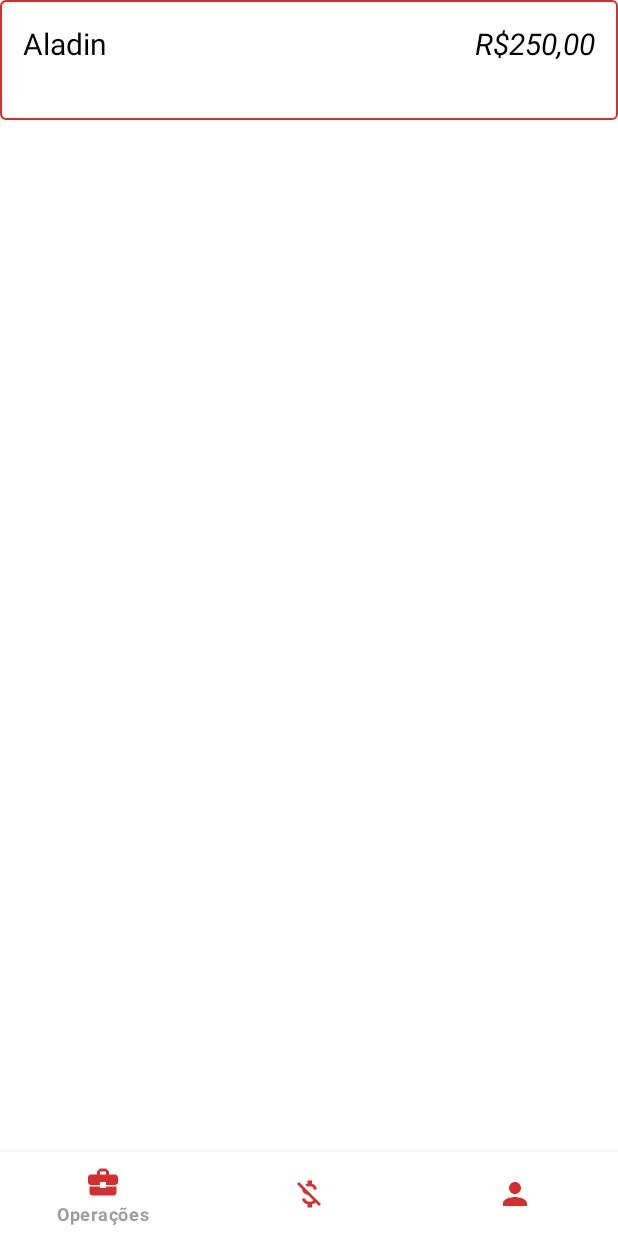
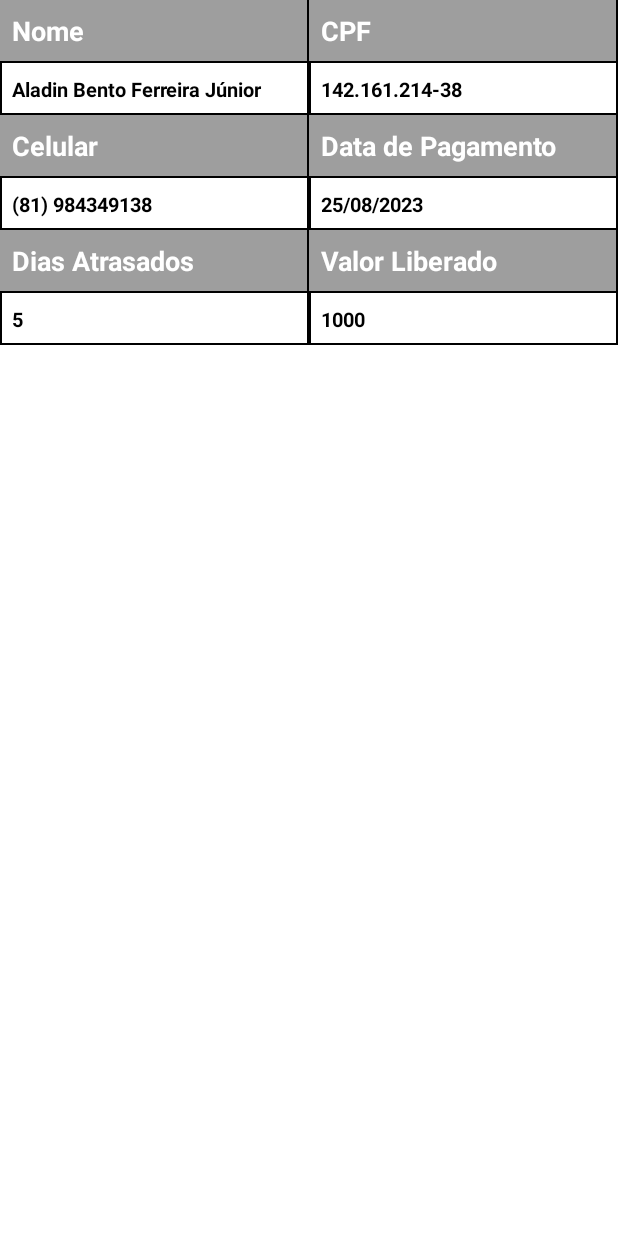
Before and after one commit to aladinjunior/inadipay, an Android app: the screen it shows after launch (MainActivity before the commit, DetailedCostumerInfoActivity after it), on a phone screen of 412 x 824 dp. Run offline under Robolectric (Android 15) with nearby library versions, the light colour scheme and no system bars.

Commit message:
detailed costumer layout created

```diff
--- /dev/null
+++ b/app/src/main/java/co/aladinjunior/inadipay/detailed/model/DetailedCostumerInfoContainer.kt
@@ -0,0 +1,3 @@
+package co.aladinjunior.inadipay.detailed.model
+
+data class DetailedCostumerInfoContainer(val label: String, val response: String)
--- /dev/null
+++ b/app/src/main/java/co/aladinjunior/inadipay/detailed/view/DetailedAdapter.kt
@@ -0,0 +1,41 @@
+package co.aladinjunior.inadipay.main.view
+
+import android.content.Context
+import android.view.LayoutInflater
+import android.view.View
+import android.view.ViewGroup
+import android.widget.FrameLayout
+import android.widget.LinearLayout
+import android.widget.TextView
+import androidx.annotation.LayoutRes
+import androidx.recyclerview.widget.RecyclerView
+import co.aladinjunior.inadipay.R
+import co.aladinjunior.inadipay.detailed.model.DetailedCostumerInfoContainer
+import co.aladinjunior.inadipay.main.model.CostumerContainer
+
+class DetailedAdapter(private val containerList: List<DetailedCostumerInfoContainer>, ) : RecyclerView.Adapter<DetailedAdapter.ViewHolder>() {
+
+    override fun onCreateViewHolder(parent: ViewGroup, viewType: Int): ViewHolder {
+        val view = LayoutInflater.from(parent.context).inflate(R.layout.container_detailed_costumer_info, parent, false)
+        return ViewHolder(view)
+    }
+
+    override fun onBindViewHolder(holder: ViewHolder, position: Int) {
+        val currentItem = containerList[position]
+        holder.bind(currentItem)
+    }
+
+    override fun getItemCount(): Int {
+        return containerList.size
+    }
+
+    inner class ViewHolder(view: View) : RecyclerView.ViewHolder(view) {
+        fun bind(container: DetailedCostumerInfoContainer){
+            itemView.findViewById<TextView>(R.id.detailed_text_label).text = container.label
+            itemView.findViewById<TextView>(R.id.detailed_text_response).text = container.response
+
+
+        }
+
+    }
+}
--- /dev/null
+++ b/app/src/main/java/co/aladinjunior/inadipay/detailed/view/DetailedCostumerInfoActivity.kt
@@ -0,0 +1,52 @@
+package co.aladinjunior.inadipay.detailed.view
+
+import androidx.appcompat.app.AppCompatActivity
+import android.os.Bundle
+import androidx.recyclerview.widget.GridLayoutManager
+import androidx.recyclerview.widget.RecyclerView
+import co.aladinjunior.inadipay.R
+import co.aladinjunior.inadipay.detailed.model.DetailedCostumerInfoContainer
+import co.aladinjunior.inadipay.main.view.DetailedAdapter
+import co.aladinjunior.inadipay.util.Labels
+
+
+class DetailedCostumerInfoActivity : AppCompatActivity() {
+    override fun onCreate(savedInstanceState: Bundle?) {
+        super.onCreate(savedInstanceState)
+        setContentView(R.layout.activity_detailed_costumer_info)
+        val list = mutableListOf<DetailedCostumerInfoContainer>()
+
+        list.add(
+            DetailedCostumerInfoContainer(Labels.NAME, "Aladin Bento Ferreira Júnior")
+        )
+
+        list.add(
+            DetailedCostumerInfoContainer(Labels.CPF, "142.161.214-38")
+        )
+
+        list.add(
+            DetailedCostumerInfoContainer(Labels.CELLPHONE, "(81) 984349138")
+        )
+
+        list.add(
+            DetailedCostumerInfoContainer(Labels.PAYMENT_DAY, "25/08/2023")
+        )
+
+        list.add(
+            DetailedCostumerInfoContainer(Labels.DELAYED_DAYS, "5")
+        )
+
+        list.add(
+            DetailedCostumerInfoContainer(Labels.AMOUNT_RELEASED, "1000")
+        )
+
+
+
+        val adapter = DetailedAdapter(list)
+        val rv = findViewById<RecyclerView>(R.id.detailed_rv)
+        rv.layoutManager = GridLayoutManager(this, 2, GridLayoutManager.VERTICAL, false)
+        rv.adapter = adapter
+
+
+    }
+}
--- a/app/src/main/java/co/aladinjunior/inadipay/model/CostumerContainer.kt
+++ b/app/src/main/java/co/aladinjunior/inadipay/main/model/CostumerContainer.kt
@@ -1,3 +1,3 @@
-package co.aladinjunior.inadipay.model
+package co.aladinjunior.inadipay.main.model
 
 data class CostumerContainer(val costumerName : String, val costumerBill: String)
--- a/app/src/main/java/co/aladinjunior/inadipay/main/view/Adapter.kt
+++ b/app/src/main/java/co/aladinjunior/inadipay/main/view/MainAdapter.kt
@@ -1,18 +1,19 @@
 package co.aladinjunior.inadipay.main.view
 
+import android.content.Context
 import android.view.LayoutInflater
 import android.view.View
 import android.view.ViewGroup
+import android.widget.FrameLayout
 import android.widget.TextView
 import androidx.annotation.LayoutRes
 import androidx.recyclerview.widget.RecyclerView
 import co.aladinjunior.inadipay.R
-import co.aladinjunior.inadipay.model.CostumerContainer
-import org.w3c.dom.Text
-import kotlin.math.cos
+import co.aladinjunior.inadipay.main.model.CostumerContainer
 
-class Adapter(@LayoutRes private val layoutId: Int,
-               private val containerList: List<CostumerContainer>) : RecyclerView.Adapter<Adapter.ViewHolder>() {
+class MainAdapter(@LayoutRes private val layoutId: Int,
+                  private val containerList: List<CostumerContainer>,
+                  private val context: Context) : RecyclerView.Adapter<MainAdapter.ViewHolder>() {
 
     override fun onCreateViewHolder(parent: ViewGroup, viewType: Int): ViewHolder {
         val view = LayoutInflater.from(parent.context).inflate(layoutId, parent, false)
@@ -32,6 +33,10 @@ class Adapter(@LayoutRes private val layoutId: Int,
          fun bind(container: CostumerContainer){
              itemView.findViewById<TextView>(R.id.main_text_costumer_name).text = container.costumerName
              itemView.findViewById<TextView>(R.id.main_text_costumer_bill).text = container.costumerBill
+             val costumerContainer = itemView as FrameLayout
+             costumerContainer.setOnClickListener {
+
+             }
 
          }
 
--- a/app/src/main/res/drawable/container_costumer_background.xml
+++ b/app/src/main/res/drawable/container_costumer_background.xml
@@ -3,8 +3,10 @@
 
 
     <stroke android:width="1dp"
-        android:color="@color/red"/>
-    <corners android:radius="3dp"/>
+        android:color="@color/black"/>
+
+
+
 
 
 </shape>
--- /dev/null
+++ b/app/src/main/res/layout/activity_detailed_costumer_info.xml
@@ -0,0 +1,16 @@
+<?xml version="1.0" encoding="utf-8"?>
+<LinearLayout xmlns:android="http://schemas.android.com/apk/res/android"
+    xmlns:app="http://schemas.android.com/apk/res-auto"
+    xmlns:tools="http://schemas.android.com/tools"
+    android:layout_width="match_parent"
+    android:layout_height="wrap_content"
+    android:orientation="vertical"
+    android:background="@drawable/container_costumer_background"
+    tools:context=".detailed.view.DetailedCostumerInfoActivity">
+
+    <androidx.recyclerview.widget.RecyclerView
+        android:id="@+id/detailed_rv"
+        android:layout_width="match_parent"
+        android:layout_height="match_parent"/>
+
+</LinearLayout>
--- a/app/src/main/res/layout/container_costumer.xml
+++ b/app/src/main/res/layout/container_costumer.xml
@@ -1,31 +1,25 @@
 <?xml version="1.0" encoding="utf-8"?>
 <FrameLayout xmlns:android="http://schemas.android.com/apk/res/android"
+    android:id="@+id/main_container"
     android:layout_width="match_parent"
     android:layout_height="80dp"
     xmlns:tools="http://schemas.android.com/tools"
+
     android:background="@drawable/container_costumer_background">
 
     <TextView
+        style="@style/TextViewStyleForm"
         android:id="@+id/main_text_costumer_name"
-        tools:text="@string/customer_name"
-        android:layout_width="match_parent"
-        android:layout_height="wrap_content"
-        android:textSize="20sp"
-        android:textColor="@color/black"
-        android:layout_marginStart="15dp"
-        android:layout_marginTop="15dp"/>
+        tools:text="@string/costumer_name"
+        android:textColor="@color/black" />
 
     <TextView
+        style="@style/TextViewStyleForm"
         android:id="@+id/main_text_costumer_bill"
         tools:text="@string/costumer_bill"
-        android:layout_width="match_parent"
-        android:layout_height="wrap_content"
         android:textAlignment="textEnd"
-        android:textSize="20sp"
         android:textColor="@color/black"
-        android:textStyle="italic"
-        android:layout_marginEnd="15dp"
-        android:layout_marginTop="15dp"/>
+        android:textStyle="italic" />
 
 
 
--- /dev/null
+++ b/app/src/main/res/layout/container_detailed_costumer_info.xml
@@ -0,0 +1,35 @@
+<?xml version="1.0" encoding="utf-8"?>
+<LinearLayout xmlns:android="http://schemas.android.com/apk/res/android"
+
+    xmlns:tools="http://schemas.android.com/tools"
+    android:layout_width="match_parent"
+    android:layout_height="wrap_content"
+    android:orientation="vertical"
+    android:background="@drawable/container_costumer_background"
+    tools:context=".detailed.view.DetailedCostumerInfoActivity">
+
+
+    <TextView
+        android:layout_marginEnd="1dp"
+        android:id="@+id/detailed_text_label"
+        android:background="@drawable/container_costumer_background"
+        android:backgroundTint="@color/gray"
+        android:textColor="@color/white"
+        android:textStyle="bold"
+        style="@style/TextViewStyleFormDetailed"
+        tools:text="@string/costumer_name"/>
+
+    <View
+        android:layout_width="match_parent"
+        android:layout_height="1dp"
+        android:background="@color/black"/>
+
+    <TextView
+        android:id="@+id/detailed_text_response"
+        tools:text="@string/costumer_name"
+        android:textColor="@color/black"
+        android:textStyle="bold"
+        style="@style/TextViewStyleFormDetailed"
+        android:textSize="13sp"/>
+
+</LinearLayout>
--- a/app/src/main/res/values/colors.xml
+++ b/app/src/main/res/values/colors.xml
@@ -2,7 +2,7 @@
 <resources>
     <color name="red">#D32F2F</color>
     <color name="light_red">#FFCDD2</color>
-    <color name="grey">#9E9E9E</color>
+    <color name="gray">#9E9E9E</color>
     <color name="teal_200">#FF03DAC5</color>
     <color name="teal_700">#FF018786</color>
     <color name="black">#FF000000</color>
--- a/app/src/main/res/values/strings.xml
+++ b/app/src/main/res/values/strings.xml
@@ -3,6 +3,7 @@
     <string name="operations">Operações</string>
     <string name="_default">Inadimplência</string>
     <string name="costumer_active_wallet">Carteira Ativa</string>
-    <string name="customer_name">Nome do Cliente</string>
+    <string name="costumer_name">Nome do Cliente</string>
     <string name="costumer_bill">R$ 1000,00</string>
+    <string name="register_new_costumer">Cadastrar Cliente</string>
 </resources>
--- /dev/null
+++ b/app/src/main/res/values/styles.xml
@@ -0,0 +1,18 @@
+<?xml version="1.0" encoding="utf-8"?>
+<resources>
+    <style name="TextViewStyleForm">
+        <item name="android:layout_width">match_parent</item>
+        <item name="android:layout_height">wrap_content</item>
+        <item name="android:textSize">18sp</item>
+        <item name="android:layout_marginStart">15dp</item>
+        <item name="android:layout_marginTop">15dp</item>
+    </style>
+
+    <style name="TextViewStyleFormDetailed">
+        <item name="android:layout_width">match_parent</item>
+        <item name="android:layout_height">wrap_content</item>
+        <item name="android:textSize">18sp</item>
+        <item name="android:padding">8dp</item>
+    </style>
+
+</resources>
--- a/app/src/main/res/values/themes.xml
+++ b/app/src/main/res/values/themes.xml
@@ -2,7 +2,7 @@
     <!-- Base application theme. -->
     <style name="Theme.InadiPay" parent="Theme.MaterialComponents.DayNight.NoActionBar">
         <!-- Primary brand color. -->
-        <item name="colorPrimary">@color/grey</item>
+        <item name="colorPrimary">@color/gray</item>
         <item name="colorPrimaryVariant">@color/light_red</item>
         <item name="colorOnPrimary">@color/white</item>
         <!-- Secondary brand color. -->
@@ -10,7 +10,7 @@
         <item name="colorSecondaryVariant">@color/teal_700</item>
         <item name="colorOnSecondary">@color/black</item>
         <!-- Status bar color. -->
-        <item name="android:statusBarColor" tools:targetApi="l">?attr/colorOnSecondary</item>
+        <item name="android:statusBarColor" tools:targetApi="l">@color/red</item>
         <!-- Customize your theme here. -->
     </style>
 </resources>
```
Also changed, not shown: app/src/main/AndroidManifest.xml (+7 -1 lines), app/src/main/java/co/aladinjunior/inadipay/main/view/OperationsFragment.kt (+34 -3 lines), app/src/main/java/co/aladinjunior/inadipay/util/Labels.kt (added, +10 -0 lines), app/src/main/res/layout/fragment_operations.xml (+14 -3 lines).
